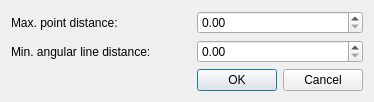
Qt form src/tools/map_viewer/ui/map_viewer_corner_param_dialog.ui (cogsys-tuebingen/cslibs_vectormaps) before a commit.
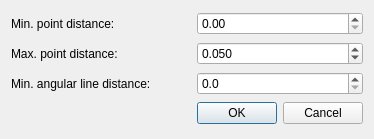
The same form after that commit.

Commit message: working version of corner detection

The edit to the form file:
```diff
--- a/src/tools/map_viewer/ui/map_viewer_corner_param_dialog.ui
+++ b/src/tools/map_viewer/ui/map_viewer_corner_param_dialog.ui
@@ -7,39 +7,14 @@
     <x>0</x>
     <y>0</y>
     <width>370</width>
-    <height>101</height>
+    <height>139</height>
    </rect>
   </property>
   <property name="windowTitle">
    <string>Dialog</string>
   </property>
   <layout class="QGridLayout" name="gridLayout">
-   <item row="1" column="3">
-    <widget class="QDoubleSpinBox" name="doubleSpinBox_min_angle"/>
-   </item>
-   <item row="0" column="3">
-    <widget class="QDoubleSpinBox" name="doubleSpinBox_max_distance"/>
-   </item>
    <item row="1" column="2">
-    <widget class="QLabel" name="label_min_angular_distance">
-     <property name="sizePolicy">
-      <sizepolicy hsizetype="Fixed" vsizetype="Preferred">
-       <horstretch>0</horstretch>
-       <verstretch>0</verstretch>
-      </sizepolicy>
-     </property>
-     <property name="minimumSize">
-      <size>
-       <width>180</width>
-       <height>0</height>
-      </size>
-     </property>
-     <property name="text">
-      <string>Min. angular line distance:</string>
-     </property>
-    </widget>
-   </item>
-   <item row="0" column="2">
     <widget class="QLabel" name="label_max_point_distance">
      <property name="sizePolicy">
       <sizepolicy hsizetype="Fixed" vsizetype="Preferred">
@@ -58,7 +33,7 @@
      </property>
     </widget>
    </item>
-   <item row="2" column="3">
+   <item row="3" column="3">
     <widget class="QDialogButtonBox" name="buttonBox">
      <property name="orientation">
       <enum>Qt::Horizontal</enum>
@@ -68,6 +43,58 @@
      </property>
     </widget>
    </item>
+   <item row="1" column="3">
+    <widget class="QDoubleSpinBox" name="doubleSpinBox_max_distance">
+     <property name="decimals">
+      <number>3</number>
+     </property>
+     <property name="value">
+      <double>0.050000000000000</double>
+     </property>
+    </widget>
+   </item>
+   <item row="2" column="2">
+    <widget class="QLabel" name="label_min_angular_distance">
+     <property name="sizePolicy">
+      <sizepolicy hsizetype="Fixed" vsizetype="Preferred">
+       <horstretch>0</horstretch>
+       <verstretch>0</verstretch>
+      </sizepolicy>
+     </property>
+     <property name="minimumSize">
+      <size>
+       <width>180</width>
+       <height>0</height>
+      </size>
+     </property>
+     <property name="text">
+      <string>Min. angular line distance:</string>
+     </property>
+    </widget>
+   </item>
+   <item row="2" column="3">
+    <widget class="QDoubleSpinBox" name="doubleSpinBox_min_angle">
+     <property name="decimals">
+      <number>1</number>
+     </property>
+     <property name="minimum">
+      <double>0.000000000000000</double>
+     </property>
+     <property name="maximum">
+      <double>90.000000000000000</double>
+     </property>
+    </widget>
+   </item>
+   <item row="0" column="2">
+    <widget class="QLabel" name="label_min_point_distance">
+     <property name="text">
+      <string>Min. point distance:</string>
+     </property>
+    </widget>
+   </item>
+   <item row="0" column="3">
+    <widget class="QDoubleSpinBox" name="doubleSpinBox_min_distance"/>
+   </item>
   </layout>
  </widget>
  <resources/>
```
The commit also changes 9 other files.
